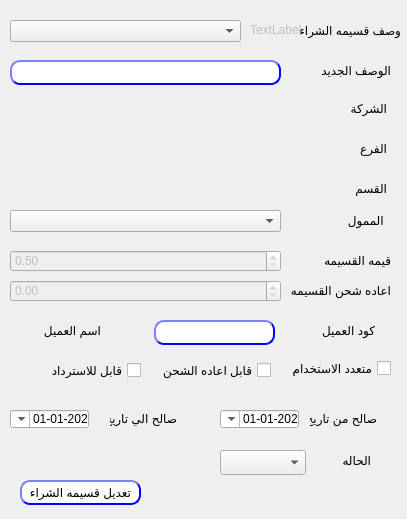
Before: the Qt Designer form presentation/voucher_ui/editVoucher.ui in shymaa123456/HyperPOS2020, drawn with Qt 5.
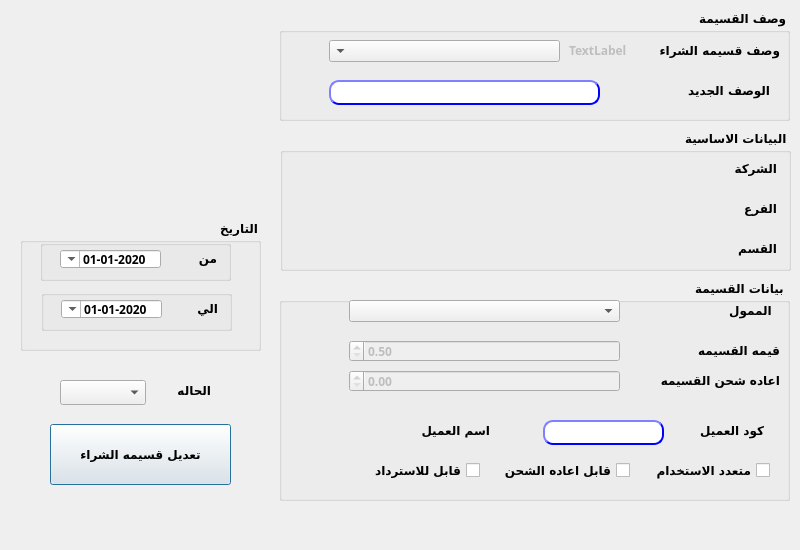
After: the same form once the commit is applied.

Patch:
```diff
--- a/presentation/voucher_ui/editVoucher.ui
+++ b/presentation/voucher_ui/editVoucher.ui
@@ -9,38 +9,41 @@
    <rect>
     <x>0</x>
     <y>0</y>
-    <width>407</width>
-    <height>519</height>
+    <width>800</width>
+    <height>550</height>
    </rect>
   </property>
+  <property name="minimumSize">
+   <size>
+    <width>800</width>
+    <height>550</height>
+   </size>
+  </property>
+  <property name="maximumSize">
+   <size>
+    <width>800</width>
+    <height>550</height>
+   </size>
+  </property>
   <property name="windowTitle">
    <string>تعديل قسيمه الشراء</string>
   </property>
-  <widget class="QLabel" name="desc">
-   <property name="geometry">
-    <rect>
-     <x>300</x>
-     <y>20</y>
-     <width>101</width>
-     <height>20</height>
-    </rect>
-   </property>
-   <property name="layoutDirection">
-    <enum>Qt::RightToLeft</enum>
-   </property>
-   <property name="text">
-    <string>وصف قسيمه الشراء</string>
-   </property>
-  </widget>
   <widget class="QLabel" name="label_2">
    <property name="geometry">
     <rect>
-     <x>330</x>
-     <y>450</y>
+     <x>170</x>
+     <y>380</y>
      <width>41</width>
      <height>20</height>
     </rect>
    </property>
+   <property name="font">
+    <font>
+     <family>29LT Bukra Regular</family>
+     <weight>75</weight>
+     <bold>true</bold>
+    </font>
+   </property>
    <property name="layoutDirection">
     <enum>Qt::RightToLeft</enum>
    </property>
@@ -51,181 +54,87 @@
   <widget class="QComboBox" name="CMB_CouponStatus">
    <property name="geometry">
     <rect>
-     <x>220</x>
-     <y>450</y>
+     <x>60</x>
+     <y>380</y>
      <width>86</width>
      <height>25</height>
     </rect>
    </property>
+   <property name="font">
+    <font>
+     <family>29LT Bukra Regular</family>
+     <weight>75</weight>
+     <bold>true</bold>
+    </font>
+   </property>
   </widget>
   <widget class="QPushButton" name="BTN_editCoupon">
    <property name="geometry">
     <rect>
-     <x>20</x>
-     <y>480</y>
-     <width>121</width>
-     <height>25</height>
+     <x>50</x>
+     <y>424</y>
+     <width>181</width>
+     <height>61</height>
     </rect>
    </property>
+   <property name="font">
+    <font>
+     <family>29LT Bukra Regular</family>
+     <weight>75</weight>
+     <bold>true</bold>
+    </font>
+   </property>
    <property name="layoutDirection">
     <enum>Qt::RightToLeft</enum>
    </property>
    <property name="styleSheet">
-    <string notr="true">QPushButton{
-                                        background-color: white;
-                                        border-style: outset;
-                                        border-width: 2px;
-                                        border-radius: 10px;
-                                        border-color: blue;
-                                        min-width: 6em;
-                                        }
-                                        QPushButton:hover {
-                                        background: qradialgradient(
-                                        cx: 0.3, cy: -0.4, fx: 0.3, fy: -0.4,
-                                        radius: 1.35, stop: 0 #fff, stop: 1 #bbb
-                                        );
-                                        }
-                                        QPushButton:pressed {
-                                        border-style: inset;
-                                        background: qradialgradient(
-                                        cx: 0.4, cy: -0.1, fx: 0.4, fy: -0.1,
-                                        radius: 1.35, stop: 0 #fff, stop: 1 #ddd
-                                        );
-                                        }
-                                    </string>
+    <string notr="true"/>
    </property>
    <property name="text">
     <string>تعديل قسيمه الشراء</string>
    </property>
   </widget>
-  <widget class="QCheckBox" name="checkBox_Multi">
+  <widget class="QGroupBox" name="groupBox">
    <property name="geometry">
     <rect>
-     <x>290</x>
-     <y>360</y>
-     <width>101</width>
-     <height>17</height>
+     <x>279</x>
+     <y>10</y>
+     <width>511</width>
+     <height>111</height>
     </rect>
    </property>
-   <property name="layoutDirection">
-    <enum>Qt::RightToLeft</enum>
+   <property name="font">
+    <font>
+     <family>29LT Bukra Regular</family>
+     <weight>75</weight>
+     <bold>true</bold>
+    </font>
    </property>
-   <property name="text">
-    <string>متعدد الاستخدام</string>
-   </property>
-  </widget>
-  <widget class="QLabel" name="desc_3">
-   <property name="geometry">
-    <rect>
-     <x>310</x>
-     <y>410</y>
-     <width>67</width>
-     <height>17</height>
-    </rect>
-   </property>
-   <property name="text">
-    <string>صالح من تاريخ</string>
-   </property>
-  </widget>
-  <widget class="QLabel" name="desc_4">
-   <property name="geometry">
-    <rect>
-     <x>110</x>
-     <y>410</y>
-     <width>67</width>
-     <height>17</height>
-    </rect>
-   </property>
    <property name="layoutDirection">
     <enum>Qt::RightToLeft</enum>
    </property>
-   <property name="text">
-    <string>صالح الي تاريخ</string>
+   <property name="title">
+    <string>وصف القسيمة</string>
    </property>
-  </widget>
-  <widget class="QDateTimeEdit" name="Qdate_to">
-   <property name="geometry">
-    <rect>
-     <x>10</x>
-     <y>410</y>
-     <width>79</width>
-     <height>18</height>
-    </rect>
-   </property>
-   <property name="layoutDirection">
-    <enum>Qt::RightToLeft</enum>
-   </property>
-   <property name="minimumDateTime">
-    <datetime>
-     <hour>0</hour>
-     <minute>0</minute>
-     <second>0</second>
-     <year>2020</year>
-     <month>1</month>
-     <day>1</day>
-    </datetime>
-   </property>
-   <property name="displayFormat">
-    <string>yyyy-MM-dd</string>
-   </property>
-   <property name="calendarPopup">
-    <bool>true</bool>
-   </property>
-  </widget>
-  <widget class="QDateTimeEdit" name="Qdate_from">
-   <property name="geometry">
-    <rect>
-     <x>220</x>
-     <y>410</y>
-     <width>79</width>
-     <height>18</height>
-    </rect>
-   </property>
-   <property name="layoutDirection">
-    <enum>Qt::RightToLeft</enum>
-   </property>
-   <property name="minimumDateTime">
-    <datetime>
-     <hour>0</hour>
-     <minute>0</minute>
-     <second>0</second>
-     <year>2020</year>
-     <month>1</month>
-     <day>1</day>
-    </datetime>
-   </property>
-   <property name="displayFormat">
-    <string>yyyy-MM-dd</string>
-   </property>
-   <property name="calendarPopup">
-    <bool>true</bool>
-   </property>
-  </widget>
-  <widget class="QComboBox" name="CMB_CouponDes">
-   <property name="geometry">
-    <rect>
-     <x>10</x>
-     <y>20</y>
-     <width>231</width>
-     <height>22</height>
-    </rect>
-   </property>
-   <property name="editable">
-    <bool>false</bool>
-   </property>
-  </widget>
   <widget class="QLineEdit" name="LE_desc_1">
    <property name="enabled">
     <bool>true</bool>
    </property>
    <property name="geometry">
     <rect>
-     <x>10</x>
-     <y>60</y>
+      <x>50</x>
+      <y>70</y>
      <width>271</width>
      <height>25</height>
     </rect>
    </property>
+    <property name="font">
+     <font>
+      <family>29LT Bukra Regular</family>
+      <weight>75</weight>
+      <bold>true</bold>
+     </font>
+    </property>
    <property name="styleSheet">
     <string notr="true">QLineEdit{
                                         background-color: white;
@@ -254,98 +163,131 @@
     <string/>
    </property>
   </widget>
+   <widget class="QLabel" name="desc">
+    <property name="geometry">
+     <rect>
+      <x>370</x>
+      <y>30</y>
+      <width>131</width>
+      <height>20</height>
+     </rect>
+    </property>
+    <property name="font">
+     <font>
+      <family>29LT Bukra Regular</family>
+      <weight>75</weight>
+      <bold>true</bold>
+     </font>
+    </property>
+    <property name="layoutDirection">
+     <enum>Qt::RightToLeft</enum>
+    </property>
+    <property name="text">
+     <string>وصف قسيمه الشراء</string>
+    </property>
+   </widget>
   <widget class="QLabel" name="desc_5">
    <property name="geometry">
     <rect>
-     <x>320</x>
-     <y>60</y>
-     <width>71</width>
+      <x>390</x>
+      <y>70</y>
+      <width>101</width>
      <height>20</height>
     </rect>
    </property>
+    <property name="font">
+     <font>
+      <family>29LT Bukra Regular</family>
+      <weight>75</weight>
+      <bold>true</bold>
+     </font>
+    </property>
    <property name="text">
     <string>الوصف الجديد</string>
    </property>
   </widget>
-  <widget class="QDoubleSpinBox" name="LE_desc_2">
-   <property name="enabled">
-    <bool>false</bool>
-   </property>
-   <property name="geometry">
-    <rect>
-     <x>10</x>
-     <y>250</y>
-     <width>271</width>
-     <height>22</height>
-    </rect>
-   </property>
-   <property name="styleSheet">
-    <string notr="true"/>
-   </property>
-   <property name="minimum">
-    <double>0.500000000000000</double>
-   </property>
-   <property name="maximum">
-    <double>99999.000000000000000</double>
-   </property>
-  </widget>
   <widget class="QLabel" name="labe_id">
    <property name="enabled">
     <bool>false</bool>
    </property>
    <property name="geometry">
     <rect>
-     <x>250</x>
-     <y>20</y>
+      <x>290</x>
+      <y>30</y>
      <width>61</width>
      <height>20</height>
     </rect>
    </property>
+    <property name="font">
+     <font>
+      <family>29LT Bukra Regular</family>
+      <weight>75</weight>
+      <bold>true</bold>
+     </font>
+    </property>
    <property name="text">
     <string>TextLabel</string>
    </property>
   </widget>
-  <widget class="QLabel" name="desc_6">
+   <widget class="QComboBox" name="CMB_CouponDes">
    <property name="geometry">
     <rect>
-     <x>320</x>
-     <y>100</y>
-     <width>67</width>
-     <height>17</height>
-    </rect>
-   </property>
-   <property name="layoutDirection">
-    <enum>Qt::RightToLeft</enum>
-   </property>
-   <property name="text">
-    <string>الشركة</string>
-   </property>
-  </widget>
-  <widget class="QLabel" name="desc_7">
+      <x>50</x>
+      <y>30</y>
+      <width>231</width>
+      <height>22</height>
+     </rect>
+    </property>
+    <property name="font">
+     <font>
+      <family>29LT Bukra Regular</family>
+      <weight>75</weight>
+      <bold>true</bold>
+     </font>
+    </property>
+    <property name="editable">
+     <bool>false</bool>
+    </property>
+   </widget>
+  </widget>
+  <widget class="QGroupBox" name="groupBox_2">
    <property name="geometry">
     <rect>
-     <x>320</x>
-     <y>140</y>
-     <width>67</width>
-     <height>17</height>
+     <x>280</x>
+     <y>130</y>
+     <width>511</width>
+     <height>141</height>
     </rect>
    </property>
+   <property name="font">
+    <font>
+     <family>29LT Bukra Regular</family>
+     <weight>75</weight>
+     <bold>true</bold>
+    </font>
+   </property>
    <property name="layoutDirection">
     <enum>Qt::RightToLeft</enum>
    </property>
-   <property name="text">
-    <string>الفرع</string>
+   <property name="title">
+    <string>البيانات الاساسية</string>
    </property>
-  </widget>
   <widget class="QLabel" name="desc_8">
    <property name="geometry">
     <rect>
-     <x>320</x>
-     <y>180</y>
+      <x>430</x>
+      <y>110</y>
      <width>67</width>
      <height>17</height>
     </rect>
    </property>
+    <property name="font">
+     <font>
+      <family>29LT Bukra Regular</family>
+      <weight>75</weight>
+      <bold>true</bold>
+     </font>
+    </property>
    <property name="layoutDirection">
     <enum>Qt::RightToLeft</enum>
    </property>
@@ -353,31 +295,258 @@
     <string>القسم</string>
    </property>
   </widget>
+   <widget class="QLabel" name="desc_7">
+    <property name="geometry">
+     <rect>
+      <x>430</x>
+      <y>70</y>
+      <width>67</width>
+      <height>17</height>
+     </rect>
+    </property>
+    <property name="font">
+     <font>
+      <family>29LT Bukra Regular</family>
+      <weight>75</weight>
+      <bold>true</bold>
+     </font>
+    </property>
+    <property name="layoutDirection">
+     <enum>Qt::RightToLeft</enum>
+    </property>
+    <property name="text">
+     <string>الفرع</string>
+    </property>
+   </widget>
+   <widget class="QLabel" name="desc_6">
+    <property name="geometry">
+     <rect>
+      <x>430</x>
+      <y>30</y>
+      <width>67</width>
+      <height>17</height>
+     </rect>
+    </property>
+    <property name="font">
+     <font>
+      <family>29LT Bukra Regular</family>
+      <weight>75</weight>
+      <bold>true</bold>
+     </font>
+    </property>
+    <property name="layoutDirection">
+     <enum>Qt::RightToLeft</enum>
+    </property>
+    <property name="text">
+     <string>الشركة</string>
+    </property>
+   </widget>
+  </widget>
+  <widget class="QGroupBox" name="groupBox_3">
+   <property name="geometry">
+    <rect>
+     <x>279</x>
+     <y>280</y>
+     <width>511</width>
+     <height>221</height>
+    </rect>
+   </property>
+   <property name="font">
+    <font>
+     <family>29LT Bukra Regular</family>
+     <weight>75</weight>
+     <bold>true</bold>
+    </font>
+   </property>
+   <property name="layoutDirection">
+    <enum>Qt::RightToLeft</enum>
+   </property>
+   <property name="title">
+    <string>بيانات القسيمة</string>
+   </property>
+   <widget class="QDoubleSpinBox" name="LE_desc_3">
+    <property name="enabled">
+     <bool>false</bool>
+    </property>
+    <property name="geometry">
+     <rect>
+      <x>70</x>
+      <y>90</y>
+      <width>271</width>
+      <height>22</height>
+     </rect>
+    </property>
+    <property name="font">
+     <font>
+      <family>29LT Bukra Regular</family>
+      <weight>75</weight>
+      <bold>true</bold>
+     </font>
+    </property>
+    <property name="styleSheet">
+     <string notr="true"/>
+    </property>
+    <property name="minimum">
+     <double>0.000000000000000</double>
+    </property>
+    <property name="value">
+     <double>0.000000000000000</double>
+    </property>
+   </widget>
   <widget class="QLabel" name="label">
    <property name="enabled">
     <bool>true</bool>
    </property>
    <property name="geometry">
     <rect>
-     <x>300</x>
-     <y>250</y>
-     <width>91</width>
+      <x>390</x>
+      <y>60</y>
+      <width>111</width>
      <height>21</height>
     </rect>
    </property>
+    <property name="font">
+     <font>
+      <family>29LT Bukra Regular</family>
+      <weight>75</weight>
+      <bold>true</bold>
+     </font>
+    </property>
    <property name="text">
     <string>قيمه القسيمه</string>
    </property>
   </widget>
+   <widget class="QLabel" name="label_3">
+    <property name="geometry">
+     <rect>
+      <x>370</x>
+      <y>90</y>
+      <width>131</width>
+      <height>21</height>
+     </rect>
+    </property>
+    <property name="font">
+     <font>
+      <family>29LT Bukra Regular</family>
+      <weight>75</weight>
+      <bold>true</bold>
+     </font>
+    </property>
+    <property name="text">
+     <string>اعاده شحن القسيمه</string>
+    </property>
+   </widget>
+   <widget class="QDoubleSpinBox" name="LE_desc_2">
+    <property name="enabled">
+     <bool>false</bool>
+    </property>
+    <property name="geometry">
+     <rect>
+      <x>70</x>
+      <y>60</y>
+      <width>271</width>
+      <height>22</height>
+     </rect>
+    </property>
+    <property name="font">
+     <font>
+      <family>29LT Bukra Regular</family>
+      <weight>75</weight>
+      <bold>true</bold>
+     </font>
+    </property>
+    <property name="styleSheet">
+     <string notr="true"/>
+    </property>
+    <property name="minimum">
+     <double>0.500000000000000</double>
+    </property>
+    <property name="maximum">
+     <double>99999.000000000000000</double>
+    </property>
+   </widget>
+   <widget class="QComboBox" name="Qcombo_sponser">
+    <property name="geometry">
+     <rect>
+      <x>70</x>
+      <y>20</y>
+      <width>271</width>
+      <height>22</height>
+     </rect>
+    </property>
+    <property name="font">
+     <font>
+      <family>29LT Bukra Regular</family>
+      <weight>75</weight>
+      <bold>true</bold>
+     </font>
+    </property>
+    <property name="layoutDirection">
+     <enum>Qt::LeftToRight</enum>
+    </property>
+   </widget>
+   <widget class="QLabel" name="desc_9">
+    <property name="geometry">
+     <rect>
+      <x>430</x>
+      <y>20</y>
+      <width>67</width>
+      <height>21</height>
+     </rect>
+    </property>
+    <property name="font">
+     <font>
+      <family>29LT Bukra Regular</family>
+      <weight>75</weight>
+      <bold>true</bold>
+     </font>
+    </property>
+    <property name="layoutDirection">
+     <enum>Qt::RightToLeft</enum>
+    </property>
+    <property name="text">
+     <string>&lt;html&gt;&lt;head/&gt;&lt;body&gt;&lt;p align=&quot;right&quot;&gt;&lt;span style=&quot; color:#ef2929;&quot;&gt;&lt;/span&gt;الممول &lt;/p&gt;&lt;/body&gt;&lt;/html&gt;</string>
+    </property>
+   </widget>
+   <widget class="QCheckBox" name="checkBox_Multi">
+    <property name="geometry">
+     <rect>
+      <x>360</x>
+      <y>180</y>
+      <width>131</width>
+      <height>20</height>
+     </rect>
+    </property>
+    <property name="font">
+     <font>
+      <family>29LT Bukra Regular</family>
+      <weight>75</weight>
+      <bold>true</bold>
+     </font>
+    </property>
+    <property name="layoutDirection">
+     <enum>Qt::RightToLeft</enum>
+    </property>
+    <property name="text">
+     <string>متعدد الاستخدام</string>
+    </property>
+   </widget>
   <widget class="QCheckBox" name="checkBox_refundable">
    <property name="geometry">
     <rect>
-     <x>30</x>
-     <y>360</y>
+      <x>90</x>
+      <y>180</y>
      <width>111</width>
      <height>20</height>
     </rect>
    </property>
+    <property name="font">
+     <font>
+      <family>29LT Bukra Regular</family>
+      <weight>75</weight>
+      <bold>true</bold>
+     </font>
+    </property>
    <property name="layoutDirection">
     <enum>Qt::RightToLeft</enum>
    </property>
@@ -388,12 +557,19 @@
   <widget class="QCheckBox" name="checkBox_rechange">
    <property name="geometry">
     <rect>
-     <x>160</x>
-     <y>360</y>
-     <width>111</width>
+      <x>210</x>
+      <y>180</y>
+      <width>141</width>
      <height>20</height>
     </rect>
    </property>
+    <property name="font">
+     <font>
+      <family>29LT Bukra Regular</family>
+      <weight>75</weight>
+      <bold>true</bold>
+     </font>
+    </property>
    <property name="layoutDirection">
     <enum>Qt::RightToLeft</enum>
    </property>
@@ -401,44 +577,22 @@
     <string>قابل اعاده الشحن</string>
    </property>
   </widget>
-  <widget class="QLabel" name="desc_9">
-   <property name="geometry">
-    <rect>
-     <x>320</x>
-     <y>210</y>
-     <width>67</width>
-     <height>21</height>
-    </rect>
-   </property>
-   <property name="layoutDirection">
-    <enum>Qt::RightToLeft</enum>
-   </property>
-   <property name="text">
-    <string>&lt;html&gt;&lt;head/&gt;&lt;body&gt;&lt;p align=&quot;right&quot;&gt;&lt;span style=&quot; color:#ef2929;&quot;&gt;&lt;/span&gt;الممول &lt;/p&gt;&lt;/body&gt;&lt;/html&gt;</string>
-   </property>
-  </widget>
-  <widget class="QComboBox" name="Qcombo_sponser">
-   <property name="geometry">
-    <rect>
-     <x>10</x>
-     <y>210</y>
-     <width>271</width>
-     <height>22</height>
-    </rect>
-   </property>
-   <property name="layoutDirection">
-    <enum>Qt::LeftToRight</enum>
-   </property>
-  </widget>
   <widget class="QLineEdit" name="LE_desc_5">
    <property name="geometry">
     <rect>
-     <x>154</x>
-     <y>320</y>
+      <x>264</x>
+      <y>140</y>
      <width>121</width>
      <height>25</height>
     </rect>
    </property>
+    <property name="font">
+     <font>
+      <family>29LT Bukra Regular</family>
+      <weight>75</weight>
+      <bold>true</bold>
+     </font>
+    </property>
    <property name="styleSheet">
     <string notr="true">QLineEdit{
                                         background-color: white;
@@ -467,12 +621,19 @@
   <widget class="QLabel" name="desc_11">
    <property name="geometry">
     <rect>
-     <x>294</x>
-     <y>320</y>
+      <x>404</x>
+      <y>140</y>
      <width>81</width>
      <height>21</height>
     </rect>
    </property>
+    <property name="font">
+     <font>
+      <family>29LT Bukra Regular</family>
+      <weight>75</weight>
+      <bold>true</bold>
+     </font>
+    </property>
    <property name="layoutDirection">
     <enum>Qt::RightToLeft</enum>
    </property>
@@ -483,12 +644,19 @@
   <widget class="QLabel" name="desc_13">
    <property name="geometry">
     <rect>
-     <x>10</x>
-     <y>320</y>
+      <x>120</x>
+      <y>140</y>
      <width>91</width>
      <height>21</height>
     </rect>
    </property>
+    <property name="font">
+     <font>
+      <family>29LT Bukra Regular</family>
+      <weight>75</weight>
+      <bold>true</bold>
+     </font>
+    </property>
    <property name="layoutDirection">
     <enum>Qt::RightToLeft</enum>
    </property>
@@ -496,41 +664,192 @@
     <string>&lt;html&gt;&lt;head/&gt;&lt;body&gt;&lt;p align=&quot;right&quot;&gt;&lt;span style=&quot; color:#ef2929;&quot;&gt;&lt;/span&gt;اسم العميل&lt;/p&gt;&lt;/body&gt;&lt;/html&gt;</string>
    </property>
   </widget>
-  <widget class="QDoubleSpinBox" name="LE_desc_3">
-   <property name="enabled">
-    <bool>false</bool>
+  </widget>
+  <widget class="QGroupBox" name="groupBox_4">
+   <property name="geometry">
+    <rect>
+     <x>20</x>
+     <y>220</y>
+     <width>241</width>
+     <height>131</height>
+    </rect>
    </property>
+   <property name="font">
+    <font>
+     <family>29LT Bukra Regular</family>
+     <weight>75</weight>
+     <bold>true</bold>
+    </font>
+   </property>
+   <property name="layoutDirection">
+    <enum>Qt::RightToLeft</enum>
+   </property>
+   <property name="title">
+    <string>التاريخ</string>
+   </property>
+   <widget class="QGroupBox" name="groupBox_5">
    <property name="geometry">
     <rect>
-     <x>10</x>
-     <y>280</y>
-     <width>271</width>
-     <height>22</height>
-    </rect>
-   </property>
-   <property name="styleSheet">
-    <string notr="true"/>
-   </property>
-   <property name="minimum">
-    <double>0.000000000000000</double>
-   </property>
-   <property name="value">
-    <double>0.000000000000000</double>
-   </property>
-  </widget>
-  <widget class="QLabel" name="label_3">
+      <x>20</x>
+      <y>20</y>
+      <width>191</width>
+      <height>41</height>
+     </rect>
+    </property>
+    <property name="font">
+     <font>
+      <family>29LT Bukra Regular</family>
+      <weight>75</weight>
+      <bold>true</bold>
+     </font>
+    </property>
+    <property name="title">
+     <string/>
+    </property>
+    <widget class="QDateTimeEdit" name="Qdate_from">
+     <property name="geometry">
+      <rect>
+       <x>20</x>
+       <y>10</y>
+       <width>101</width>
+       <height>18</height>
+      </rect>
+     </property>
+     <property name="font">
+      <font>
+       <family>29LT Bukra Regular</family>
+       <weight>75</weight>
+       <bold>true</bold>
+      </font>
+     </property>
+     <property name="layoutDirection">
+      <enum>Qt::RightToLeft</enum>
+     </property>
+     <property name="minimumDateTime">
+      <datetime>
+       <hour>0</hour>
+       <minute>0</minute>
+       <second>0</second>
+       <year>2020</year>
+       <month>1</month>
+       <day>1</day>
+      </datetime>
+     </property>
+     <property name="displayFormat">
+      <string>yyyy-MM-dd</string>
+     </property>
+     <property name="calendarPopup">
+      <bool>true</bool>
+     </property>
+    </widget>
+    <widget class="QLabel" name="desc_3">
    <property name="geometry">
     <rect>
-     <x>290</x>
-     <y>280</y>
+       <x>110</x>
+       <y>10</y>
+       <width>67</width>
+       <height>17</height>
+      </rect>
+     </property>
+     <property name="font">
+      <font>
+       <family>29LT Bukra Regular</family>
+       <weight>75</weight>
+       <bold>true</bold>
+      </font>
+     </property>
+     <property name="text">
+      <string>من</string>
+     </property>
+    </widget>
+   </widget>
+   <widget class="QGroupBox" name="groupBox_6">
+    <property name="geometry">
+     <rect>
+      <x>21</x>
+      <y>70</y>
+      <width>191</width>
+      <height>41</height>
+     </rect>
+    </property>
+    <property name="font">
+     <font>
+      <family>29LT Bukra Regular</family>
+      <weight>75</weight>
+      <bold>true</bold>
+     </font>
+    </property>
+    <property name="title">
+     <string/>
+    </property>
+    <widget class="QDateTimeEdit" name="Qdate_to">
+     <property name="geometry">
+      <rect>
+       <x>20</x>
+       <y>10</y>
      <width>101</width>
-     <height>21</height>
-    </rect>
-   </property>
+       <height>18</height>
+      </rect>
+     </property>
+     <property name="font">
+      <font>
+       <family>29LT Bukra Regular</family>
+       <weight>75</weight>
+       <bold>true</bold>
+      </font>
+     </property>
+     <property name="layoutDirection">
+      <enum>Qt::RightToLeft</enum>
+     </property>
+     <property name="minimumDateTime">
+      <datetime>
+       <hour>0</hour>
+       <minute>0</minute>
+       <second>0</second>
+       <year>2020</year>
+       <month>1</month>
+       <day>1</day>
+      </datetime>
+     </property>
+     <property name="displayFormat">
+      <string>yyyy-MM-dd</string>
+     </property>
+     <property name="calendarPopup">
+      <bool>true</bool>
+     </property>
+    </widget>
+    <widget class="QLabel" name="desc_4">
+     <property name="geometry">
+      <rect>
+       <x>110</x>
+       <y>10</y>
+       <width>67</width>
+       <height>17</height>
+      </rect>
+     </property>
+     <property name="font">
+      <font>
+       <family>29LT Bukra Regular</family>
+       <weight>75</weight>
+       <bold>true</bold>
+      </font>
+     </property>
+     <property name="layoutDirection">
+      <enum>Qt::RightToLeft</enum>
+     </property>
    <property name="text">
-    <string>اعاده شحن القسيمه</string>
-   </property>
-  </widget>
+      <string>الي</string>
+     </property>
+    </widget>
+   </widget>
+  </widget>
+  <zorder>groupBox_3</zorder>
+  <zorder>groupBox_2</zorder>
+  <zorder>groupBox</zorder>
+  <zorder>label_2</zorder>
+  <zorder>CMB_CouponStatus</zorder>
+  <zorder>BTN_editCoupon</zorder>
+  <zorder>groupBox_4</zorder>
  </widget>
  <resources/>
  <connections/>
```
Lines whose indentation alone changed are shown as unchanged.
